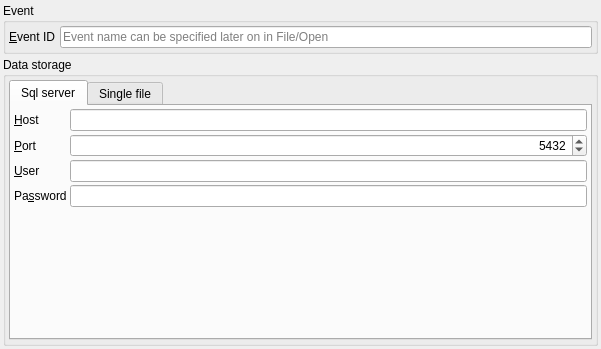
Quick-Event/quickbox, file quickevent/app/plugins/qml/Event/src/connectdbdialogwidget.ui: the form before one commit.
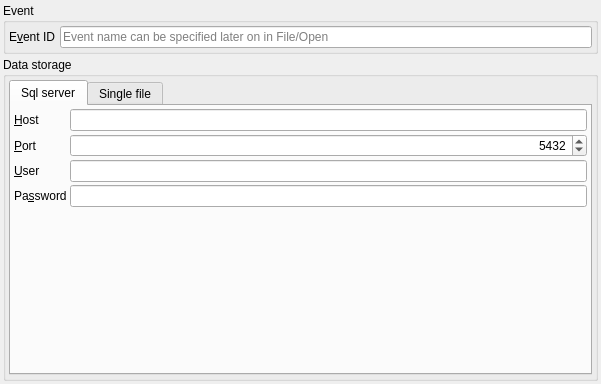
The form after the commit.

The edit to the form file:
```diff
--- a/quickevent/app/plugins/qml/Event/src/connectdbdialogwidget.ui
+++ b/quickevent/app/plugins/qml/Event/src/connectdbdialogwidget.ui
@@ -7,7 +7,7 @@
     <x>0</x>
     <y>0</y>
     <width>601</width>
-    <height>349</height>
+    <height>384</height>
    </rect>
   </property>
   <property name="windowTitle">
@@ -50,7 +50,7 @@
       <item>
        <widget class="QLabel" name="label_5">
         <property name="text">
-         <string>&amp;Event ID</string>
+         <string>E&amp;vent ID</string>
         </property>
         <property name="buddy">
          <cstring>edEventName</cstring>
```
Left out of the diff: 23 changed lines with no effect on the pictures.
